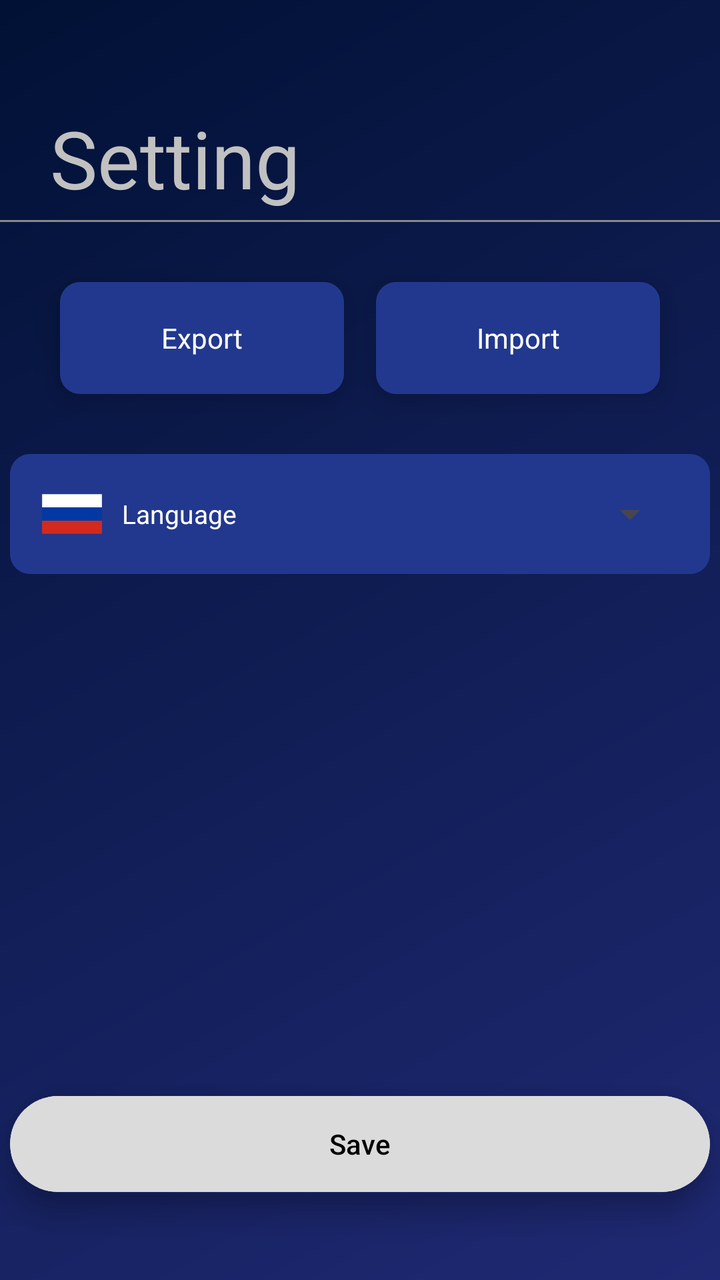
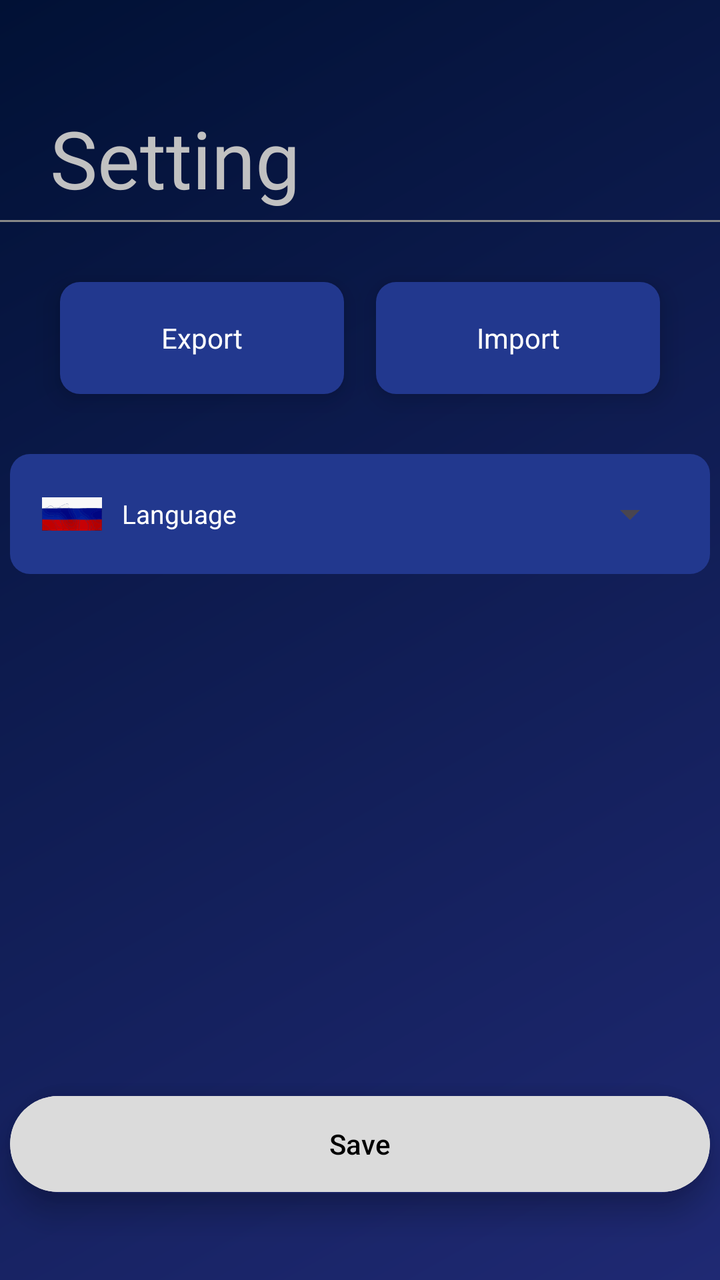

Screens rendered from an Android XML layout before and after an edit, with the pre-edit source and the edit as a unified diff.
<!-- AndroidManifest.xml: application theme Theme.Recipe -->
<!-- res/layout/activity_setting.xml -->
<?xml version="1.0" encoding="utf-8"?>
<androidx.constraintlayout.widget.ConstraintLayout xmlns:android="http://schemas.android.com/apk/res/android"
    xmlns:app="http://schemas.android.com/apk/res-auto"
    xmlns:tools="http://schemas.android.com/tools"
    android:id="@+id/main"
    android:layout_width="match_parent"
    android:layout_height="match_parent"
    android:background="@drawable/my_background"
    tools:context=".SettingActivity">

    <TextView
        android:id="@+id/main_RecipeTextView"
        android:layout_width="0dp"
        android:layout_height="62dp"
        android:layout_marginTop="48dp"
        android:layout_marginStart="25dp"
        android:layout_marginEnd="8dp"
        android:fontFamily="@font/open_sans_bold"
        android:gravity="start|center_vertical"
        android:text="Setting"
        android:textColor="@color/my_text_view_back"
        android:textSize="40sp"
        app:layout_constraintStart_toStartOf="parent"
        app:layout_constraintTop_toTopOf="parent" />

    <View
        android:id="@+id/lineUnderText"
        android:layout_width="match_parent"
        android:layout_height="1dp"
        android:background="#888888"
        app:layout_constraintTop_toBottomOf="@id/main_RecipeTextView"
        app:layout_constraintStart_toStartOf="parent"
        app:layout_constraintEnd_toEndOf="parent"/>

    <TextView
        android:id="@+id/RecipeExportButton"
        android:layout_width="0dp"
        android:layout_height="56dp"
        android:background="@drawable/icon_setting"
        android:elevation="8dp"
        android:gravity="center"
        android:text="Export"
        android:textColor="@android:color/white"
        android:layout_marginTop="30dp"
        android:layout_marginStart="30dp"
        android:layout_marginEnd="8dp"
        app:layout_constraintStart_toStartOf="parent"
        app:layout_constraintEnd_toStartOf="@id/RecipeImportButton"
        app:layout_constraintTop_toBottomOf="@id/lineUnderText" />

    <TextView
        android:id="@+id/RecipeImportButton"
        android:layout_width="0dp"
        android:layout_height="56dp"
        android:background="@drawable/icon_setting"
        android:elevation="8dp"
        android:gravity="center"
        android:text="Import"
        android:textColor="@android:color/white"
        android:layout_marginTop="30dp"
        android:layout_marginStart="8dp"
        android:layout_marginEnd="30dp"
        app:layout_constraintStart_toEndOf="@id/RecipeExportButton"
        app:layout_constraintEnd_toEndOf="parent"
        app:layout_constraintTop_toBottomOf="@id/lineUnderText" />



    <LinearLayout
        android:id="@+id/LinearLayoutSetting"
        android:layout_width="350dp"
        android:layout_height="60dp"
        android:background="@drawable/icon_setting"
        android:gravity="center_vertical"
        android:orientation="horizontal"
        android:layout_marginTop="30dp"
        android:paddingStart="16dp"
        android:paddingEnd="16dp"
        app:layout_constraintEnd_toEndOf="parent"
        app:layout_constraintStart_toStartOf="parent"
        app:layout_constraintTop_toBottomOf="@+id/RecipeExportButton">

        <ImageView
            android:id="@+id/LanguageIcon"
            android:layout_width="30dp"
            android:layout_height="30dp"
            android:src="@drawable/russia" />



        <EditText
            android:id="@+id/EditTextSettingName"
            android:layout_width="0dp"
            android:layout_height="match_parent"
            android:layout_weight="1"
            android:background="@android:color/transparent"
            android:gravity="center|left"
            android:paddingStart="10dp"
            android:text="Language"
            android:singleLine="true"
            android:textColor="@color/my_textView_gray"
            android:textColorHint="@color/my_textView_gray"
            android:textSize="13sp" />

        <Spinner
            android:id="@+id/SpinnerUnit"
            android:layout_width="50dp"
            android:layout_height="match_parent"
            android:entries="@array/language"
            android:minHeight="48dp" />


    </LinearLayout>



    <androidx.cardview.widget.CardView
        android:id="@+id/CardView"
        android:layout_width="350dp"
        android:layout_height="wrap_content"
        app:cardElevation="8dp"
        android:layout_margin="40dp"
        app:cardCornerRadius="120dp"
        android:layout_marginBottom="30dp"
        app:cardBackgroundColor="@android:color/transparent"
        app:layout_constraintBottom_toBottomOf="parent"
        app:layout_constraintStart_toStartOf="parent"
        app:layout_constraintEnd_toEndOf="parent">

        <Button
            android:id="@+id/RecipeSaveButton"
            android:layout_width="match_parent"
            android:layout_height="56dp"
            android:text="Save"
            android:elevation="8dp"
            android:backgroundTint="@color/background_floatingButton"
            android:textColor="@color/black"/>
    </androidx.cardview.widget.CardView>


</androidx.constraintlayout.widget.ConstraintLayout>
<!-- resources referenced by this layout -->
<resources>
  <string-array name="language">
          <item>Рус</item>
          <item>Eng</item>
  
      </string-array>
  <color name="background_floatingButton">#DBDBDB</color>
  <color name="black">#FF000000</color>
  <color name="my_textView_gray">#FFFFFF</color>
  <color name="my_text_view_back">#C1C1C1</color>
  <!-- drawable icon_setting (drawable) -->
  <shape xmlns:android="http://schemas.android.com/apk/res/android"
      android:shape="rectangle">
      <solid android:color="#22388E" />
      <corners android:radius="10dp" />
  </shape>
  <!-- drawable my_background (drawable) -->
  <shape xmlns:android="http://schemas.android.com/apk/res/android"
      android:shape="rectangle">
  
  
      <gradient
          android:type="linear"
          android:startColor="#011135"
          android:endColor="#1F2973"
          android:angle="315" />
  
      <size
          android:width="1080dp"
          android:height="1920dp" />
  </shape>
  <!-- drawable russia (drawable) -->
  <vector xmlns:android="http://schemas.android.com/apk/res/android"
      android:width="1280dp"
      android:height="854dp"
      android:viewportWidth="1280"
      android:viewportHeight="854">
    <path
        android:pathData="M0,0C422.4,0 844.8,0 1280,0C1280,281.8 1280,563.6 1280,854C857.6,854 435.2,854 0,854C0,572.2 0,290.4 0,0Z"
        android:fillColor="#0138A3"/>
    <path
        android:pathData="M1,569C422.7,569 844.5,569 1279,569C1279,662.4 1279,755.8 1279,852C857.3,852 435.5,852 1,852C1,758.6 1,665.2 1,569Z"
        android:fillColor="#D42A1D"/>
    <path
        android:pathData="M2,2C423.1,2 844.2,2 1278,2C1278,95.1 1278,188.1 1278,284C856.9,284 435.8,284 2,284C2,190.9 2,97.9 2,2Z"
        android:fillColor="#FFFFFF"/>
  </vector>
  <style name="Theme.Recipe" parent="Base.Theme.Recipe" />
  <style name="Base.Theme.Recipe" parent="Theme.Material3.DayNight.NoActionBar">
          
          
      </style>
</resources>

<!-- the commit's change to res/layout/activity_setting.xml (unified diff, before → after) -->
@@ -10,7 +10,7 @@
 
     <TextView
         android:id="@+id/main_RecipeTextView"
-        android:layout_width="0dp"
+        android:layout_width="wrap_content"
         android:layout_height="62dp"
         android:layout_marginTop="48dp"
         android:layout_marginStart="25dp"
@@ -84,12 +84,13 @@
             android:id="@+id/LanguageIcon"
             android:layout_width="30dp"
             android:layout_height="30dp"
-            android:src="@drawable/russia" />
+            android:src="@drawable/russia_test" />
 
 
 
-        <EditText
-            android:id="@+id/EditTextSettingName"
+
+        <TextView
+            android:id="@+id/TextSettingName"
             android:layout_width="0dp"
             android:layout_height="match_parent"
             android:layout_weight="1"
<!-- resource entries referenced after the edit -->
@@ -3,6 +3,7 @@
   <string-array name="language">
           <item>Рус</item>
           <item>Eng</item>
+          <item>Каз</item>
   
       </string-array>
   <color name="background_floatingButton">#DBDBDB</color>
@@ -30,22 +31,7 @@
           android:width="1080dp"
           android:height="1920dp" />
   </shape>
-  <!-- drawable russia (drawable) -->
-  <vector xmlns:android="http://schemas.android.com/apk/res/android"
-      android:width="1280dp"
-      android:height="854dp"
-      android:viewportWidth="1280"
-      android:viewportHeight="854">
-    <path
-        android:pathData="M0,0C422.4,0 844.8,0 1280,0C1280,281.8 1280,563.6 1280,854C857.6,854 435.2,854 0,854C0,572.2 0,290.4 0,0Z"
-        android:fillColor="#0138A3"/>
-    <path
-        android:pathData="M1,569C422.7,569 844.5,569 1279,569C1279,662.4 1279,755.8 1279,852C857.3,852 435.5,852 1,852C1,758.6 1,665.2 1,569Z"
-        android:fillColor="#D42A1D"/>
-    <path
-        android:pathData="M2,2C423.1,2 844.2,2 1278,2C1278,95.1 1278,188.1 1278,284C856.9,284 435.8,284 2,284C2,190.9 2,97.9 2,2Z"
-        android:fillColor="#FFFFFF"/>
-  </vector>
+  <!-- drawable russia_test: vector/xml drawable (drawable, 136759 chars, omitted) -->
   <style name="Theme.Recipe" parent="Base.Theme.Recipe" />
   <style name="Base.Theme.Recipe" parent="Theme.Material3.DayNight.NoActionBar">
           
